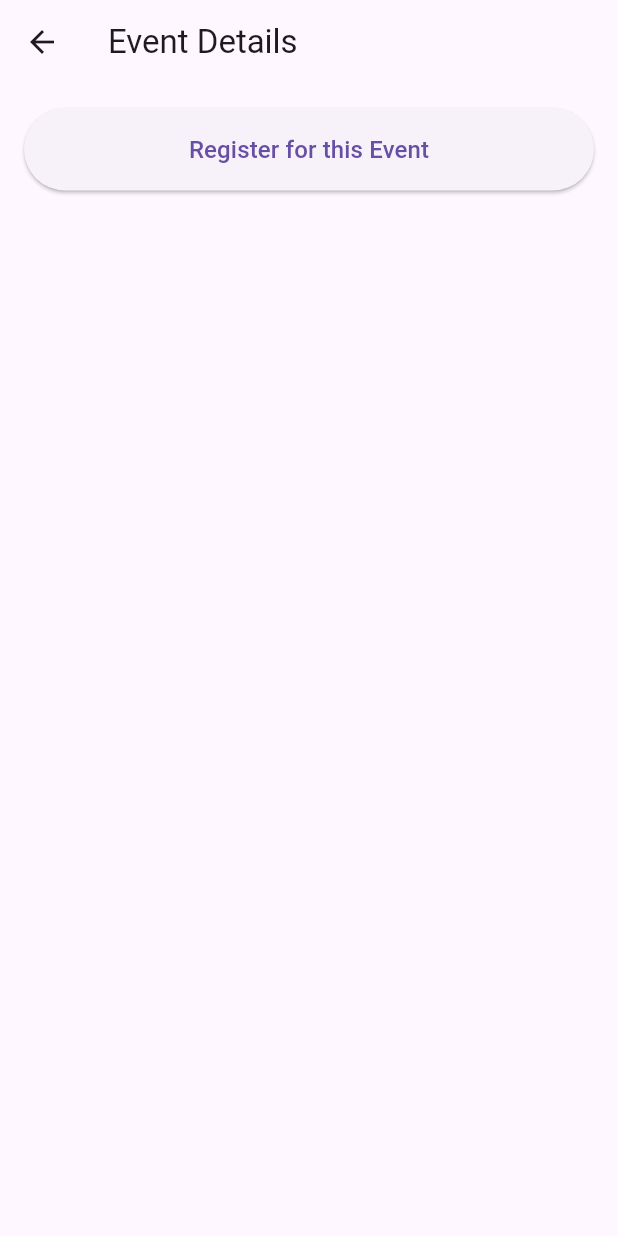
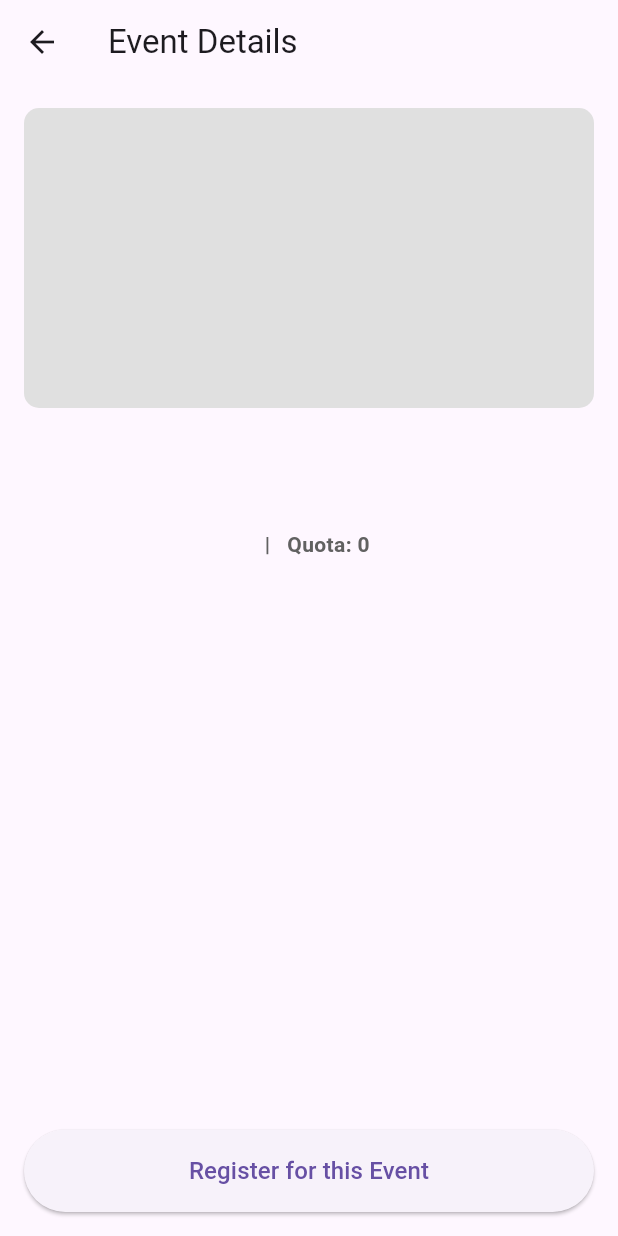
Before and after one commit to veixyn/uasppb_2021130024, a Flutter app: the EventDetailsScreen screen opened directly with empty values, on a phone screen of 412 x 824 dp. Run offline on Flutter 3.47's test engine with Material 3 defaults, Android fonts, the phone set to English and light mode, and no system bars; our stand-ins replace cloud_firestore, firebase_auth, firebase_core, image_picker; accounts and stored records are empty.

Commit message:
Add widgets for event_details.dart, and updated logic for upcoming_events.dart

```diff
--- a/lib/screens/event_details.dart
+++ b/lib/screens/event_details.dart
@@ -37,9 +37,58 @@ class EventDetailsScreen extends StatelessWidget {
             child: Column(
               crossAxisAlignment: CrossAxisAlignment.stretch,
               children: [
-                // Your existing widgets go here...
-
-                // Admin or User Actions
+              Container(
+              height: 200,
+              decoration: BoxDecoration(
+                color: Colors.grey[300],
+                borderRadius: BorderRadius.circular(10),
+                image: imageBase64 != null
+                    ? DecorationImage(
+                  image: MemoryImage(base64Decode(imageBase64!)),
+                  fit: BoxFit.cover,
+                )
+                    : null,
+              ),
+            ),
+            const SizedBox(height: 16),
+                // Event Title and Host
+                Text(
+                  eventTitle,
+                  textAlign: TextAlign.center,
+                  style: const TextStyle(
+                    fontSize: 24,
+                    fontWeight: FontWeight.bold,
+                  ),
+                ),
+                Text(
+                  eventHost,
+                  textAlign: TextAlign.center,
+                  style: TextStyle(
+                    fontSize: 16,
+                    color: Colors.grey[600],
+                  ),
+                ),
+                const SizedBox(height: 8),
+                Text(
+                  "$startingTime   |   Quota: $quota",
+                  textAlign: TextAlign.center,
+                  style: TextStyle(
+                    fontSize: 14,
+                    fontWeight: FontWeight.bold,
+                    color: Colors.grey[700],
+                  ),
+                ),
+                const SizedBox(height: 16),
+                Expanded(
+                  child: SingleChildScrollView(
+                    child: Text(
+                      summary,
+                      textAlign: TextAlign.justify,
+                      style: const TextStyle(fontSize: 14),
+                    ),
+                  ),
+                ),
+                const SizedBox(height: 16),
                 isAdmin ? _buildAdminButtons(screenContext) : _buildUserButton(screenContext),
               ],
             ),
@@ -106,7 +155,7 @@ class EventDetailsScreen extends StatelessWidget {
             );
           },
           style: ElevatedButton.styleFrom(backgroundColor: Colors.red),
-          child: const Text("Delete"),
+          child: const Text("Delete", style: TextStyle(color: Colors.white),),
         ),
       ],
     );
```
Also changed, not shown: lib/screens/upcoming_events.dart (+87 -33 lines).
